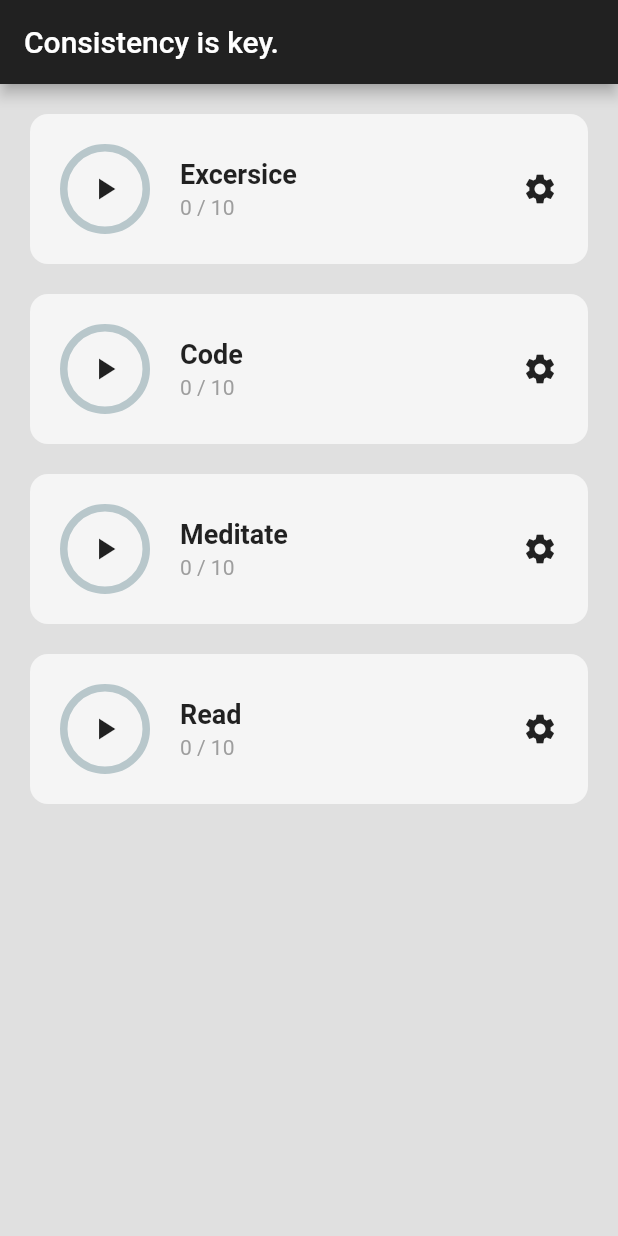
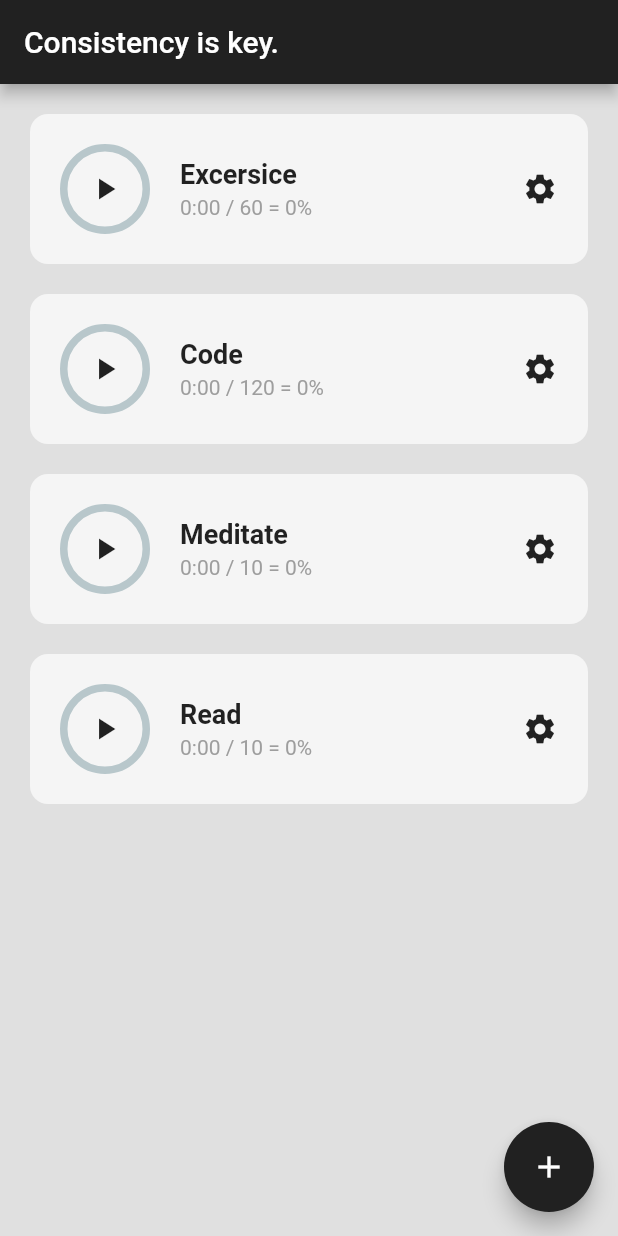
Before and after one commit to Arora-Yash-coder/habit_tracker, a Flutter app: the screen it shows after launch, on a phone screen of 412 x 824 dp. Run offline on Flutter 3.47's test engine with Material 2 defaults, Android fonts, the phone set to English and light mode, and no system bars; drawn by our look-alikes of percent_indicator.

Commit message:
Changed Calculations to minutes

```diff
--- a/lib/home_page.dart
+++ b/lib/home_page.dart
@@ -13,8 +13,8 @@ class HomePage extends StatefulWidget {
 class _HomePageState extends State<HomePage> {
   // Habit List
   List habitList = [
-    ['Excersice', false, 0, 10],
-    ['Code', false, 0, 10],
+    ['Excersice', false, 0, 60],
+    ['Code', false, 0, 120],
     ['Meditate', false, 0, 10],
     ['Read', false, 0, 10],
   ];
@@ -66,6 +66,17 @@ class _HomePageState extends State<HomePage> {
           backgroundColor: Colors.grey[900],
           centerTitle: false,
         ),
+        floatingActionButton: SizedBox(
+          height: 60,
+          width: 60,
+          child: FloatingActionButton(
+            backgroundColor: Colors.grey[900],
+            child: const Icon(Icons.add),
+            onPressed: () {
+              //Gives you an alert dialog here to add new habits
+            },
+          ),
+        ),
         body: ListView.builder(
           itemCount: habitList.length,
           itemBuilder: (context, index) {
--- a/lib/utils/tile.dart
+++ b/lib/utils/tile.dart
@@ -18,6 +18,22 @@ class Tile extends StatelessWidget {
     required this.timeGoal,
     required this.habitStarted,
   }) : super(key: key);
+
+  String formatToMinSec(int totalSeconds) {
+    String secs = (totalSeconds % 60).toString();
+    String mins = (totalSeconds / 60).toStringAsFixed(5);
+    if (secs.length == 1) {
+      secs = '0$secs';
+    }
+    if (mins[1] == '.') {
+      mins = mins.substring(0, 1);
+    }
+    return '$mins:$secs';
+  }
+
+  double percentCompleted() {
+    return timeSpent / (timeGoal * 60);
+  }
 
   @override
   Widget build(BuildContext context) {
@@ -47,7 +63,13 @@ class Tile extends StatelessWidget {
                       children: [
                         CircularPercentIndicator(
                           radius: 60,
-                          percent: .0,
+                          percent:
+                              percentCompleted() < 1 ? percentCompleted() : 1,
+                          progressColor: percentCompleted() > 0.5
+                              ? (percentCompleted() > 0.75
+                                  ? Colors.green
+                                  : Colors.orange)
+                              : Colors.red,
                         ),
                         Center(
                           child: Icon(
@@ -75,7 +97,7 @@ class Tile extends StatelessWidget {
                       height: 4,
                     ),
                     Text(
-                      '$timeSpent / $timeGoal',
+                      '${formatToMinSec(timeSpent)} / $timeGoal = ${(percentCompleted() * 100).toStringAsFixed(0)}%',
                       style: const TextStyle(
                         color: Colors.grey,
                       ),
```
